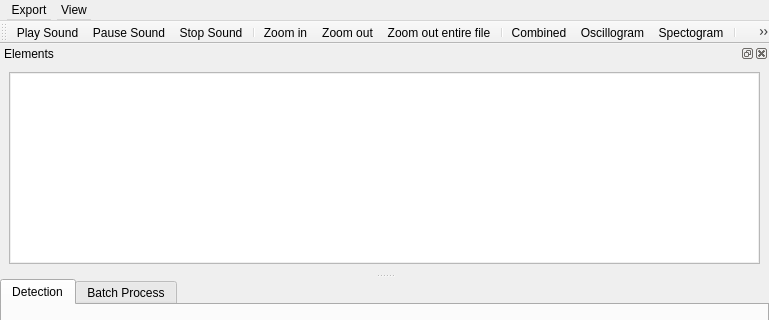
Before: the Qt Designer form Graphic_Interface/UI Files/SegmentationAndClasificationWindowUI.ui in ECMora/SoundLab, drawn with Qt 5; both pictures show x 0 to 769 and y 0 to 320 of the 769 by 569 pixel window.
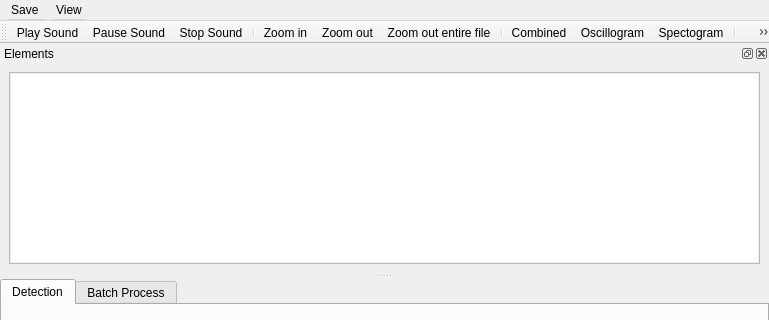
After: the same form once the commit is applied. Icons and pictures are not drawn. Custom widgets are drawn as their Qt base class.

What changed in the file:
```diff
--- a/Graphic_Interface/UI Files/SegmentationAndClasificationWindowUI.ui
+++ b/Graphic_Interface/UI Files/SegmentationAndClasificationWindowUI.ui
@@ -266,7 +266,7 @@
    </property>
    <widget class="QMenu" name="menuExport">
     <property name="title">
-     <string>Export</string>
+     <string>Save </string>
     </property>
     <addaction name="actionExcel_File"/>
    </widget>
```
Left out of the diff: 51 changed lines with no effect on the pictures.
